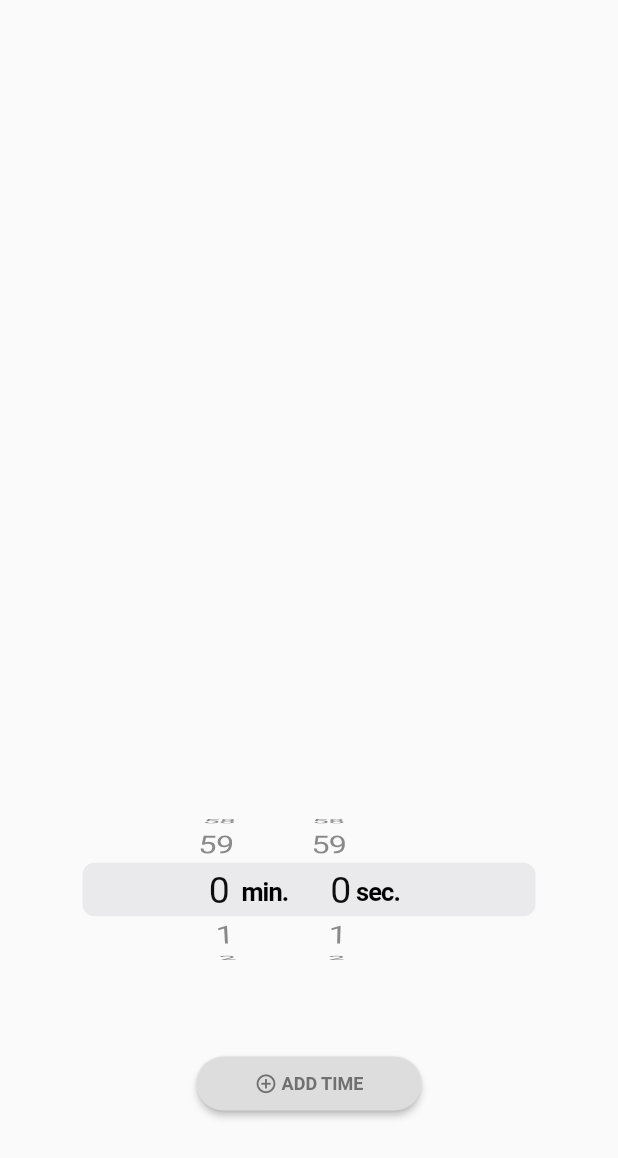
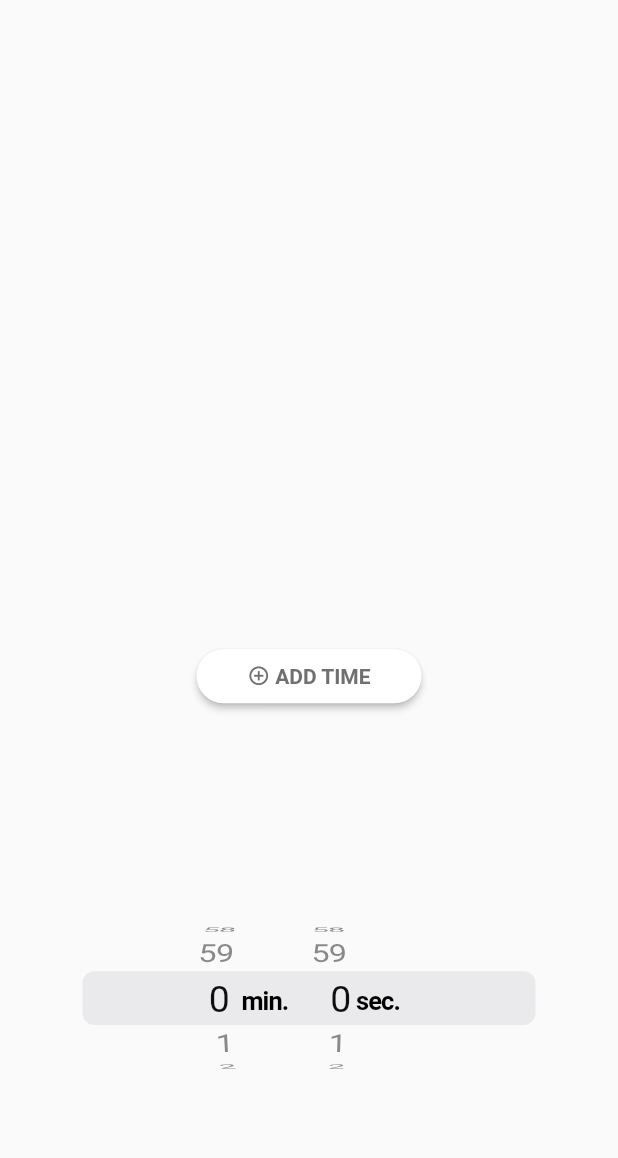
Before and after one commit to yowsa/Squatting, a Flutter app: the TimerPickerWidget widget shown alone on an empty page, opened directly, on a phone screen of 412 x 824 dp. Shown: the top 1158 px of the screen. Run offline on Flutter 3.47's test engine with Material 2 defaults, Android fonts, the phone set to English and light mode, and no system bars; our stand-ins replace shared_preferences; missing offline and left inert: flutter_circular_chart; accounts and stored records are empty.

Commit message:
sorted all current design issues

```diff
--- a/lib/time_picker_widget.dart
+++ b/lib/time_picker_widget.dart
@@ -28,17 +28,17 @@ class _TimerPickerWidgetState extends State<TimerPickerWidget> {
   @override
   Widget build(BuildContext context) {
     double screenHeight = MediaQuery.of(context).size.height;
-    double addSquatButtonPos;
+   // double addSquatButtonPos;
     double timePickerPos;
-    Color addTimeColor;
+    //Color addTimeColor;
     if (screenHeight < 700) {
-      addSquatButtonPos = 0.1;
+      //addSquatButtonPos = 0.1;
       timePickerPos = 1.0;
-      addTimeColor = accentColor;
+     // addTimeColor = Colors.white;
     } else {
-      addSquatButtonPos = 0.8;
-      timePickerPos = 0.5;
-      addTimeColor = backgroundColor;
+      //addSquatButtonPos = 0.7;
+      timePickerPos = 0.7;
+      //addTimeColor = backgroundColor;
     }
     return Stack(
       children: <Widget>[
@@ -46,7 +46,7 @@ class _TimerPickerWidgetState extends State<TimerPickerWidget> {
         Align(
             alignment: Alignment(0.0, timePickerPos),child: Container(height: 100.0,child: time())),
         Align(
-          alignment: Alignment(0.0, addSquatButtonPos),
+          alignment: Alignment(0.0, 0.1),
           child: SizedBox(
             width: 150.0,
             child: RaisedButton(
@@ -61,11 +61,11 @@ class _TimerPickerWidgetState extends State<TimerPickerWidget> {
                   Icon(Icons.add_circle_outline, size: 15.0,),
                   Text(
                     ' ADD TIME',
-                    style: TextStyle(fontSize: 12.0, fontWeight: FontWeight.bold),
+                    style: TextStyle(fontSize: 14.0, fontWeight: FontWeight.bold),
                   ),
                 ],
               ),
-              color: addTimeColor,
+              color: Colors.white,
               splashColor: accentColor,
               textColor: textColor,
               //padding:
--- a/lib/track_time_screen.dart
+++ b/lib/track_time_screen.dart
@@ -140,7 +140,7 @@ class StatefulScreenState extends State<StatefulWidget> {
                       minWidth: 140.0,
                       child: RaisedButton(
                           child: Text(
-                            'Timer',
+                            'TIMER',
                             style: TextStyle(
                                 fontSize: 14.0, fontWeight: FontWeight.bold),
                           ),
@@ -167,7 +167,7 @@ class StatefulScreenState extends State<StatefulWidget> {
                       minWidth: 140.0,
                       child: RaisedButton(
                           child: Text(
-                            'Timer Picker',
+                            'TIME PICKER',
                             style: TextStyle(
                                 fontSize: 14.0, fontWeight: FontWeight.bold),
                           ),
--- a/lib/welcome_screen.dart
+++ b/lib/welcome_screen.dart
@@ -18,7 +18,7 @@ class WelcomeScreen extends StatelessWidget {
     double screenHeight = MediaQuery.of(context).size.height;
     double ovalHeight = (screenHeight * 0.70) / 2;
     double bottomPosition;
-    if (screenHeight < 700) {
+    if (screenHeight < 800) {
       ovalHeight = 300.0;
       bottomPosition = (screenHeight/2)-150.0;
     }else {
```
Also changed, not shown: lib/load_screen.dart (+8 -17 lines).
